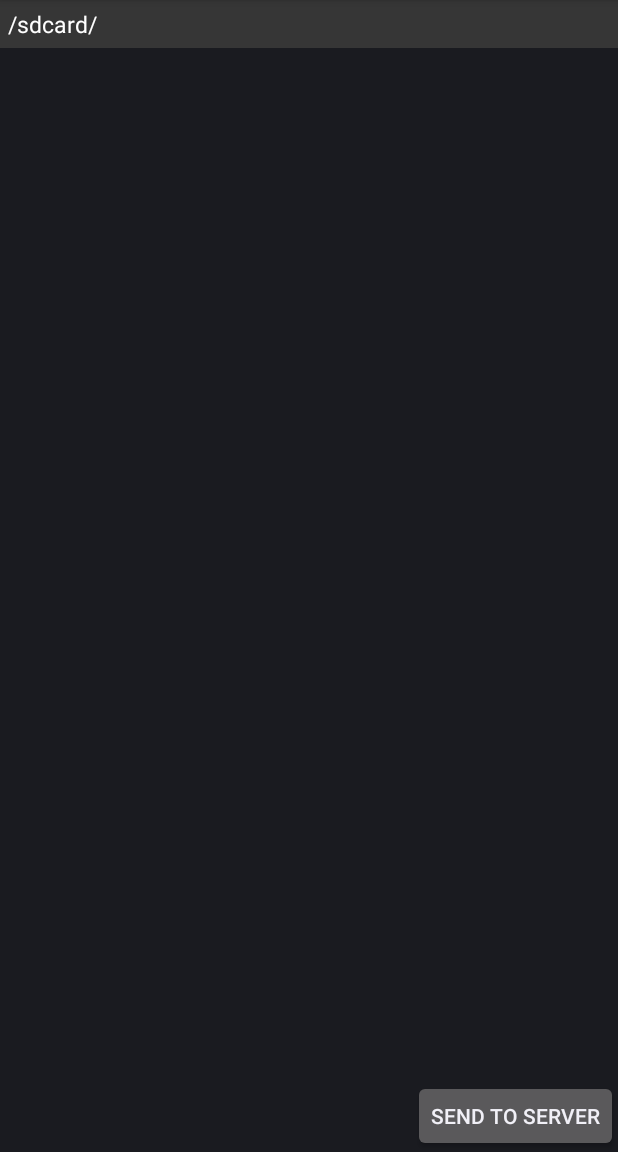
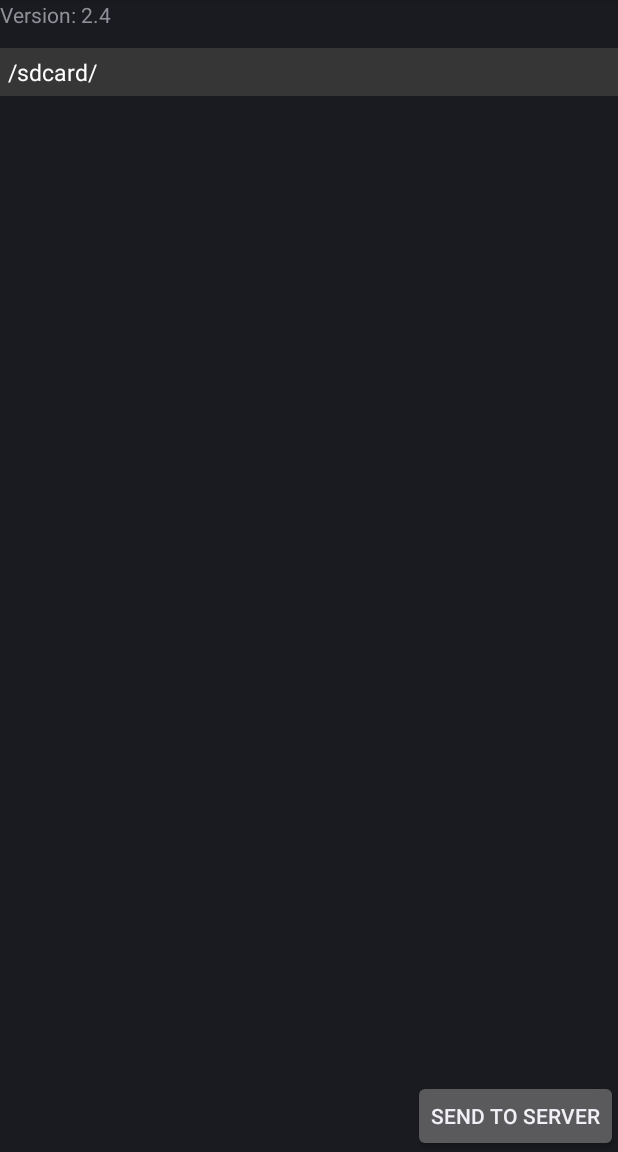
Before and after one commit to SEI-AMS/speech-android, an Android app: the screen it shows after launch (SphinxAndroidClientActivity), on a phone screen of 412 x 824 dp, the part 84-1236 px from its top. Run offline under Robolectric (Android 15) with nearby library versions, the phone set to English and light mode, and no system bars; libraries missing offline, so code that uses them is left out: edu.cmu.sei; 3 statements that could not run were skipped.

Commit message:
Added menu option to refresh cloudlet/service, and removed functionality that automatically did this when screen was rotated. Also now shows version number.

```diff
--- a/build.gradle
+++ b/build.gradle
@@ -22,8 +22,8 @@ android {
     defaultConfig {
         minSdkVersion 15
         targetSdkVersion 17
-        versionCode 13
-        versionName "2.3"
+        versionCode 14
+        versionName "2.4"
     }
     buildTypes {
         release {
--- a/src/main/java/edu/cmu/sei/sphinxandroid/SphinxAndroidClientActivity.java
+++ b/src/main/java/edu/cmu/sei/sphinxandroid/SphinxAndroidClientActivity.java
@@ -72,6 +72,7 @@ public class SphinxAndroidClientActivity extends Activity implements OnClickList
 
 	public static final int MENU_ID_SETTINGS = 92189;
 	public static final int MENU_ID_CLEAR = 111163;
+    public static final int MENU_ID_FIND_CLOUDLET = 111164;
 
     private static final String SERVICE_ID = "edu.cmu.sei.ams.speech_rec_service";
 
@@ -106,12 +107,21 @@ public class SphinxAndroidClientActivity extends Activity implements OnClickList
 		textView.setText( log );
 		currentDirTextView = (TextView)findViewById(R.id.current_dir_text);
 
+		// Show version.
+		final TextView versionTextView = (TextView) findViewById(R.id.versionTextView);
+		versionTextView.setText(versionTextView.getText() + BuildConfig.VERSION_NAME);
+
 		sendButton = (Button)findViewById(R.id.send_button);
 		sendButton.setOnClickListener( this );
 
         loadPreferences();
 
-		loadCurrentFileList();
+        loadCurrentFileList();
+
+        if(savedInstanceState == null)
+        {
+            findService();
+        }
 	}
 
     protected void findService()
@@ -172,7 +182,6 @@ public class SphinxAndroidClientActivity extends Activity implements OnClickList
 	protected void onResume()
 	{
         loadPreferences();
-        findService();
 
 		super.onResume();
 	}
@@ -182,6 +191,7 @@ public class SphinxAndroidClientActivity extends Activity implements OnClickList
 	{
 		menu.add(0, MENU_ID_SETTINGS, 0, getString(R.string.menu_settings));
 		menu.add(0, MENU_ID_CLEAR, 1, getString(R.string.menu_clear));
+        menu.add(0, MENU_ID_FIND_CLOUDLET, 1, getString(R.string.menu_find_cloudlet));
 
 		return super.onCreateOptionsMenu(menu);
 	}
@@ -198,6 +208,8 @@ public class SphinxAndroidClientActivity extends Activity implements OnClickList
 			log = "";
 			textView.setText( log );
 			break;
+        case MENU_ID_FIND_CLOUDLET:
+            findService();
 		default:
 			break;
 		}
--- a/src/main/res/layout/main.xml
+++ b/src/main/res/layout/main.xml
@@ -3,6 +3,22 @@
     android:layout_width="fill_parent"
     android:layout_height="fill_parent"
     android:orientation="vertical" >
+
+    <RelativeLayout
+        android:layout_width="match_parent"
+        android:layout_height="32dp">
+
+        <TextView
+            android:layout_width="wrap_content"
+            android:layout_height="wrap_content"
+            android:textAppearance="?android:attr/textAppearanceSmall"
+            android:text="Version: "
+            android:id="@+id/versionTextView"
+            android:layout_alignParentTop="true"
+            android:layout_alignParentStart="true"
+            android:layout_alignParentLeft="true"
+            />
+    </RelativeLayout>
 
     <TextView
         android:id="@+id/current_dir_text"
--- a/src/main/res/values/strings.xml
+++ b/src/main/res/values/strings.xml
@@ -9,5 +9,6 @@
     <string name="pref_directory">directory</string>
     <string name="menu_settings">Settings</string>
     <string name="menu_clear">Clear Log</string>
+    <string name="menu_find_cloudlet">Find Service</string>
     <string name="intent_key_directory">directory</string>
 </resources>
```
